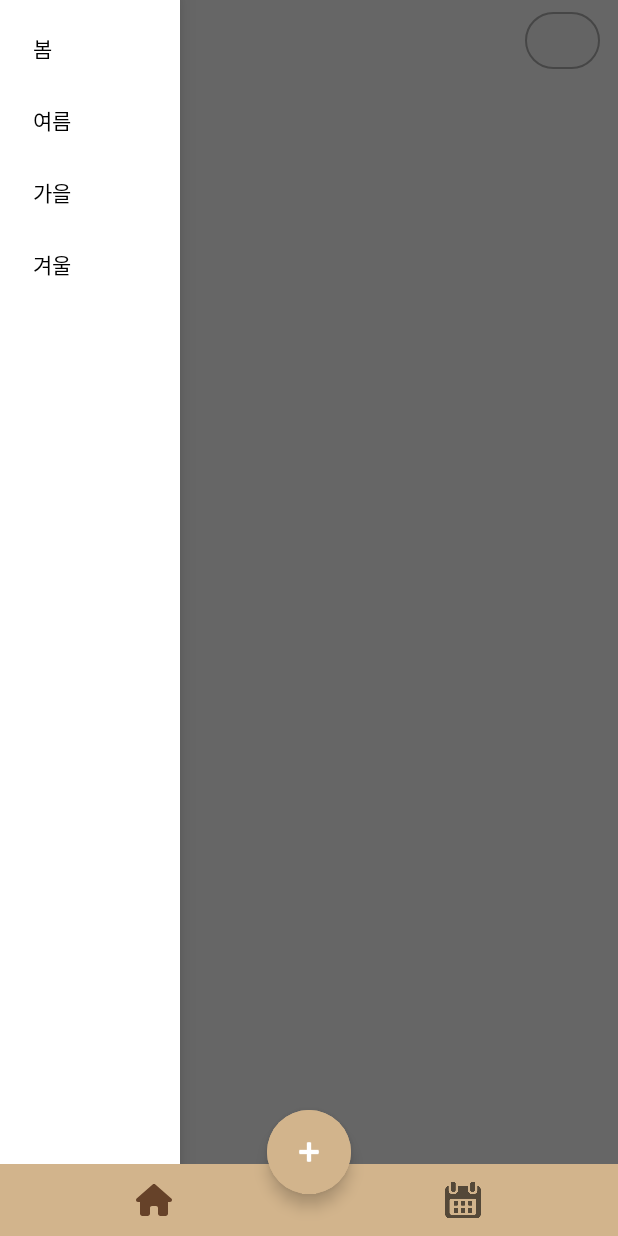
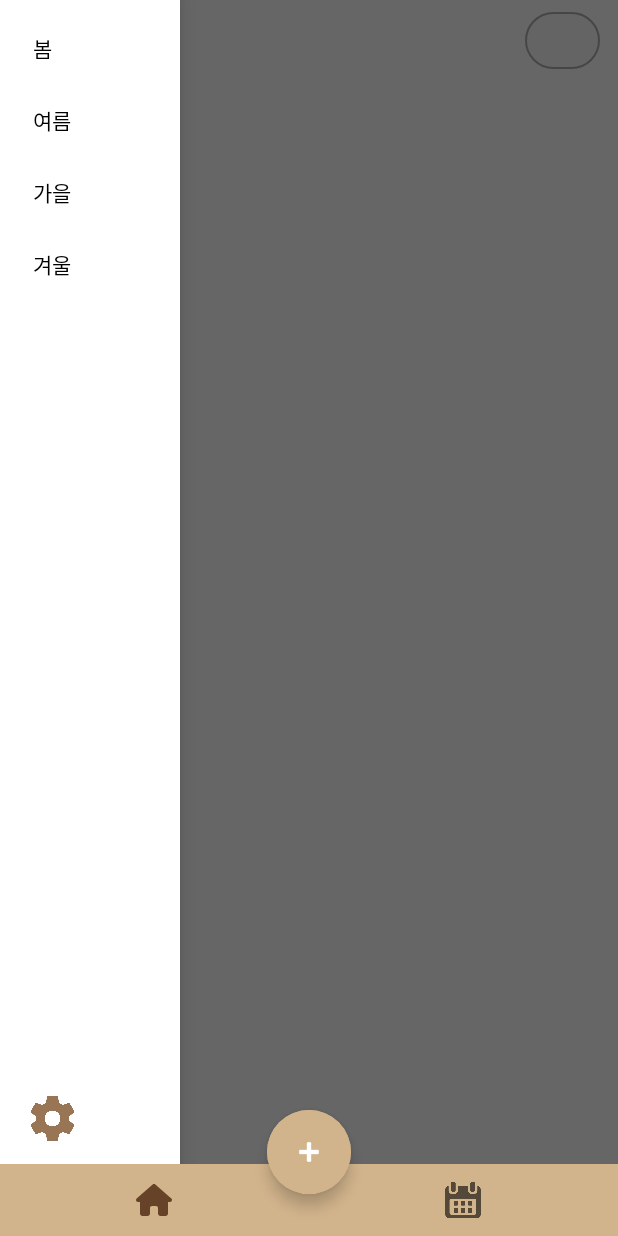
Before and after one commit to tmdgh1592/SE2022_3_3, an Android app built with Jetpack Compose: the screen it shows after launch (MainActivity), with the side drawer open, on a phone screen of 412 x 824 dp. Run offline under Robolectric (Android 15) with nearby library versions, the light colour scheme and no system bars; our stand-ins replace Room's generated code, data binding; Roboto replaces fonts that are not available here.

Commit message:
feat: drawer 레이아웃에 setting 버튼 추가 related to: #23

```diff
--- a/Hanger/app/src/main/res/layout/fragment_cloth.xml
+++ b/Hanger/app/src/main/res/layout/fragment_cloth.xml
@@ -72,7 +72,22 @@
             android:layout_width="120dp"
             android:layout_height="match_parent"
             android:layout_gravity="start"
-            app:menu="@menu/navigation_season_menu"/>
+            app:menu="@menu/navigation_season_menu">
+
+            <ImageView
+                android:id="@+id/setting_btn"
+                android:layout_width="30dp"
+                android:layout_height="30dp"
+                android:layout_gravity="bottom"
+                android:layout_marginLeft="20dp"
+                android:layout_marginBottom="15dp"
+                android:background="?attr/selectableItemBackgroundBorderless"
+                android:clickable="true"
+                android:focusable="true"
+                android:src="@drawable/ic_setting"
+                app:tint="@color/strongBrown" />
+
+        </com.google.android.material.navigation.NavigationView>
 
     </androidx.drawerlayout.widget.DrawerLayout>
 </layout>
```
Also changed, not shown: Hanger/app/src/main/res/drawable/ic_setting.png (added).
